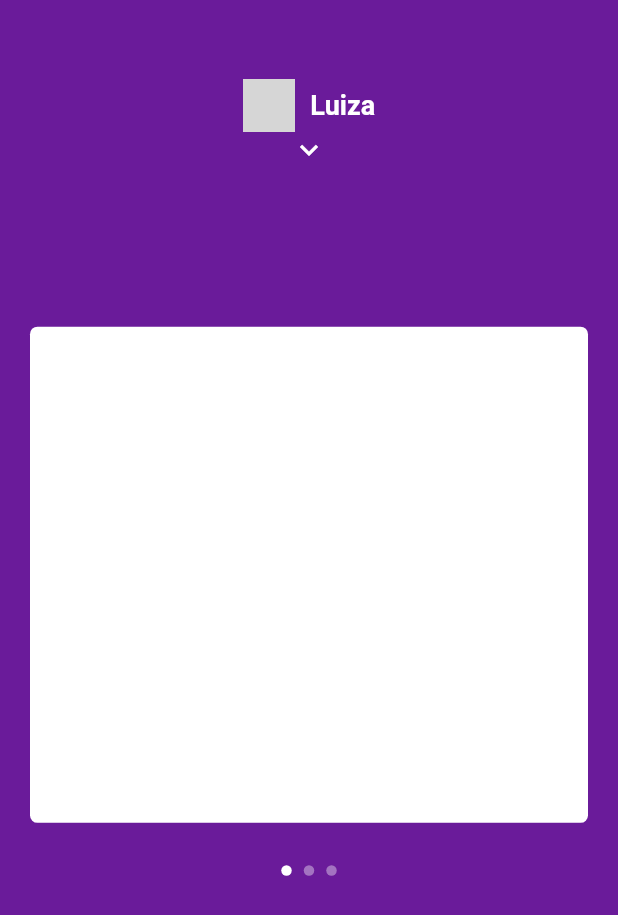
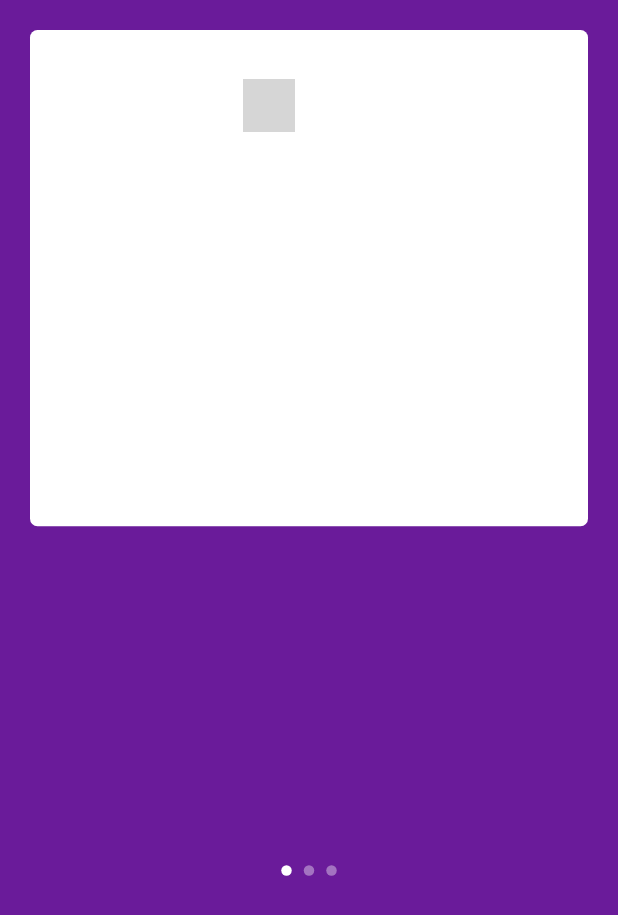
Before and after one commit to luizaalves/app-nubank-flutter, a Flutter app: the screen it shows after launch, on a phone screen of 412 x 824 dp. Shown: the top 915 px of the screen. Run offline on Flutter 3.47's test engine with Material 2 defaults, Android fonts, the phone set to English and light mode, and no system bars; network calls fail; grey boxes are pictures that could not be loaded.

Commit message:
delizar dy

```diff
--- a/lib/pages/home/home_page.dart
+++ b/lib/pages/home/home_page.dart
@@ -15,12 +15,14 @@ class HomePage extends StatefulWidget {
 class _HomePageState extends State<HomePage> {
   bool _showMenu;
   int _currentIndex;
+  double _yposition;
 
   @override
   void initState() {
     super.initState();
     _showMenu = false;
     _currentIndex = 0;
+    _yposition = 0;
   }
 
   @override
@@ -39,15 +41,25 @@ class _HomePageState extends State<HomePage> {
               });
             },
           ),
+
           PageViewApp( //os cards que deslizam horizontalmente
-            top: _screenHeight*0.24,
+              top: _yposition,//_showMenu ? _screenHeight*0.24 : _screenHeight*.75,
               onChanged: (index){ //esse index pega a pagina atual e muda o card
                 setState(() {
                   _currentIndex = index;
                 });
               },
+              onPanUpdate: (details){
+                setState(() {
+                  _yposition += details.delta.dy;
+                });
+
+              }
             ),
-          MyDocsApp(currentIndex: _currentIndex,top: _screenHeight*.7)//a vizualização de em qual card está navegando atualmente
+          MyDocsApp(
+            currentIndex: _currentIndex,
+            top: _screenHeight*.7
+          )//a vizualização de em qual card está navegando atualmente
         ],
       ),
     );
--- a/lib/pages/widgets/page_view_app.dart
+++ b/lib/pages/widgets/page_view_app.dart
@@ -4,16 +4,21 @@ import 'package:nubank/pages/widgets/card_app.dart';
 class PageViewApp extends StatelessWidget {
   final double top;
   final ValueChanged<int> onChanged;
+  final GestureDragUpdateCallback onPanUpdate;
 
-  const PageViewApp({Key key, this.top, this.onChanged}) : super(key: key);
+  const PageViewApp({Key key, this.top, this.onChanged, this.onPanUpdate}) : super(key: key);
 
   @override
   Widget build(BuildContext context) {
-    return Positioned( // qual posição a widget vai ficar no stack
+    return AnimatedPositioned( // qual posição a widget vai ficar no stack
+      duration: Duration(milliseconds: 300),
+      curve: Curves.easeOut,
       top: top,
       height: MediaQuery.of(context).size.height*0.45,
       left: 0,
       right: 0,
+      child: GestureDetector(
+        onPanUpdate: onPanUpdate,
               child: PageView(
           onPageChanged: onChanged,
           physics: BouncingScrollPhysics(), //efeito elastivo quando puxa lateralmente
@@ -23,6 +28,7 @@ class PageViewApp extends StatelessWidget {
               CardApp()
             ],
           ),
+      ),
     );
   }
 }
```
Also changed, not shown: assets/tela-nubank.png (added). Lines whose indentation alone changed are shown as unchanged.
